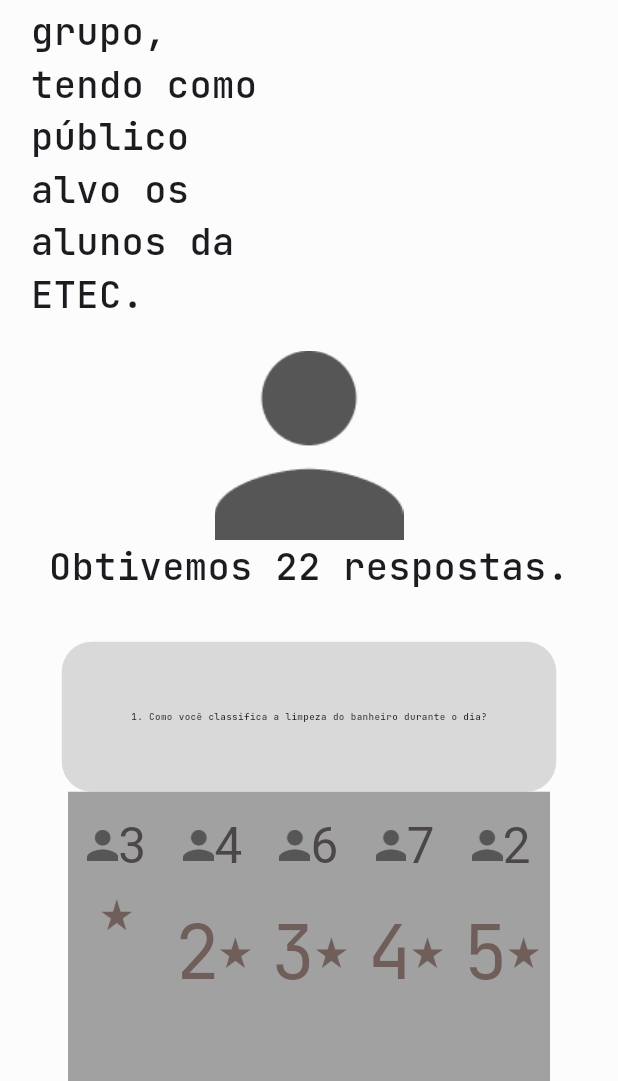
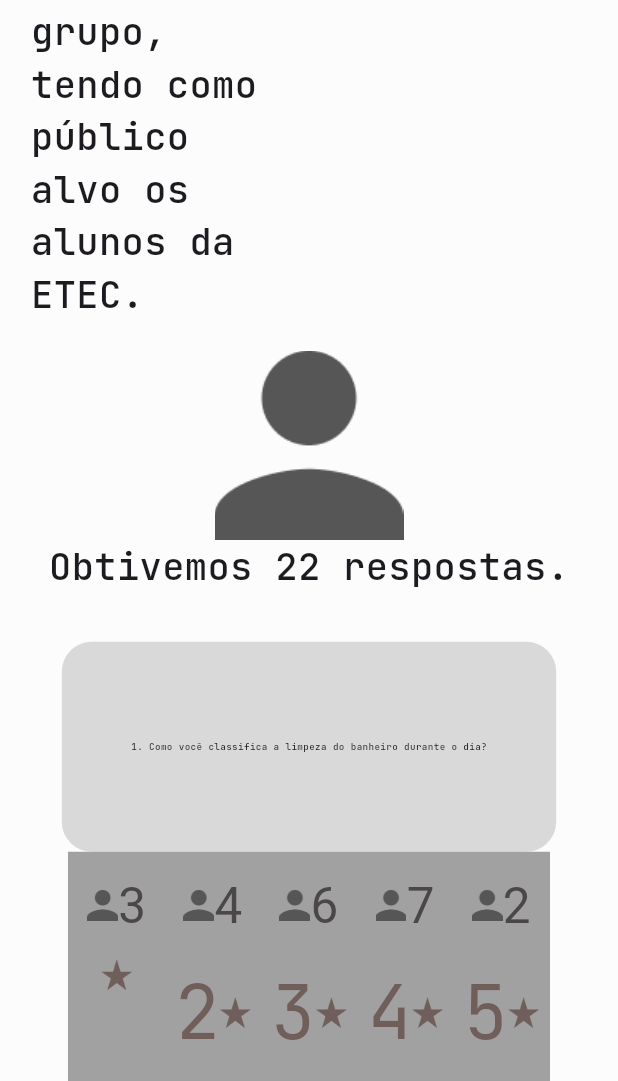
Before and after one commit to Felipe-Takayuki/BathRoomIsCleanFlutter, a Flutter app: the SurveysPage screen opened directly, scrolled down 576 dp, on a phone screen of 412 x 824 dp, the part 155-1236 px from its top. Run offline on Flutter 3.47's test engine with Material 3 defaults, Android fonts, the light colour scheme and no system bars; our stand-ins replace carousel_slider, google_fonts.

Commit message:
possível correção

```diff
--- a/lib/widgets/card_survey_widget.dart
+++ b/lib/widgets/card_survey_widget.dart
@@ -24,7 +24,7 @@ class _CardSurveyWidgetState extends State<CardSurveyWidget> {
           ),
           padding: EdgeInsets.all(widget.height * 2/100),
           width: widget.width * 80/100,
-          height: 100,
+          height: 140,
           child: Center(
             child: Text(widget.quest, style: GoogleFonts.jetBrainsMono(
               fontSize: widget.width * 1.5/100,
```
Also changed, not shown: 3 other files.
